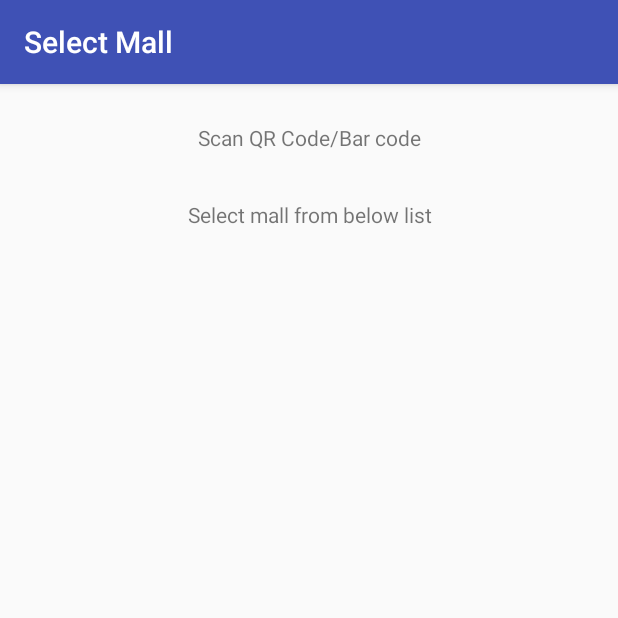
After one commit to patilsan90/AppRepo, an Android app: the MallSelectionActivity screen opened directly, with no data from a screen before it, on a phone screen of 412 x 824 dp, the top half of it. The commit adds this screen. Run offline under Robolectric (Android 15) with nearby library versions, the phone set to English and light mode, and no system bars.

Commit message:
home: Adding Mall selection activity skeleton
Adding mall section activity skeleton with liking
from home page to mall selection activity.

Signed-off-by: Sandeep Patil <patil.san90@gmail.com>

```diff
--- a/Myapp/app/build.gradle
+++ b/Myapp/app/build.gradle
@@ -29,5 +29,7 @@ dependencies {
     compile 'com.android.support:recyclerview-v7:25.3.1'
     compile 'com.android.support:design:25.3.1'
     compile 'com.android.support.constraint:constraint-layout:1.0.2'
+    compile 'com.google.android.gms:play-services:10.2.1'
+
     testCompile 'junit:junit:4.12'
 }
--- /dev/null
+++ b/Myapp/app/src/main/java/com/mall/logic/myapp/home/MallSelectionActivity.java
@@ -0,0 +1,19 @@
+package com.mall.logic.myapp.home;
+
+import android.support.v7.app.AppCompatActivity;
+import android.os.Bundle;
+import android.widget.LinearLayout;
+
+import com.mall.logic.myapp.R;
+
+public class MallSelectionActivity extends AppCompatActivity {
+
+    @Override
+    protected void onCreate(Bundle savedInstanceState) {
+        super.onCreate(savedInstanceState);
+        setContentView(R.layout.activity_mall_selection);
+        LinearLayout camLayout = (LinearLayout)findViewById(R.id.scan_qr_camera);
+        int camWidth = camLayout.getWidth();
+        camLayout.setLayoutParams(new LinearLayout.LayoutParams(camWidth, camWidth));
+    }
+}
--- /dev/null
+++ b/Myapp/app/src/main/res/layout/activity_mall_selection.xml
@@ -0,0 +1,41 @@
+<LinearLayout xmlns:android="http://schemas.android.com/apk/res/android"
+    xmlns:tools="http://schemas.android.com/tools"
+    android:layout_width="match_parent"
+    android:layout_height="wrap_content"
+    android:orientation="vertical"
+    android:padding="10dp"
+    tools:context="com.mall.logic.myapp.login.LoginFragment">
+
+    <TextView
+        android:layout_width="match_parent"
+        android:layout_height="wrap_content"
+        android:layout_margin="16dp"
+        android:text="Scan QR Code/Bar code"
+        android:gravity="center"
+        android:textAppearance="?android:attr/textAppearanceSmall" />
+
+    <LinearLayout
+        android:id="@+id/scan_qr_camera"
+        android:layout_width="match_parent"
+        android:layout_height="wrap_content"
+        android:orientation="vertical"
+        android:padding="10dp"
+        android:background="#ffffff"
+        />
+
+    <TextView
+        android:layout_width="match_parent"
+        android:layout_height="wrap_content"
+        android:layout_margin="16dp"
+        android:text="Select mall from below list"
+        android:gravity="center"
+        android:textAppearance="?android:attr/textAppearanceSmall" />
+
+    <ListView
+        android:id="@+id/mall_list"
+        android:layout_width="match_parent"
+        android:layout_height="wrap_content">
+
+    </ListView>
+
+</LinearLayout>
```
Also changed, not shown: Myapp/app/src/main/AndroidManifest.xml (+6 -5 lines), Myapp/app/src/main/java/com/mall/logic/myapp/home/MainActivity.java (+10 -0 lines), Myapp/app/src/main/res/layout/activity_main.xml (+12 -0 lines).
